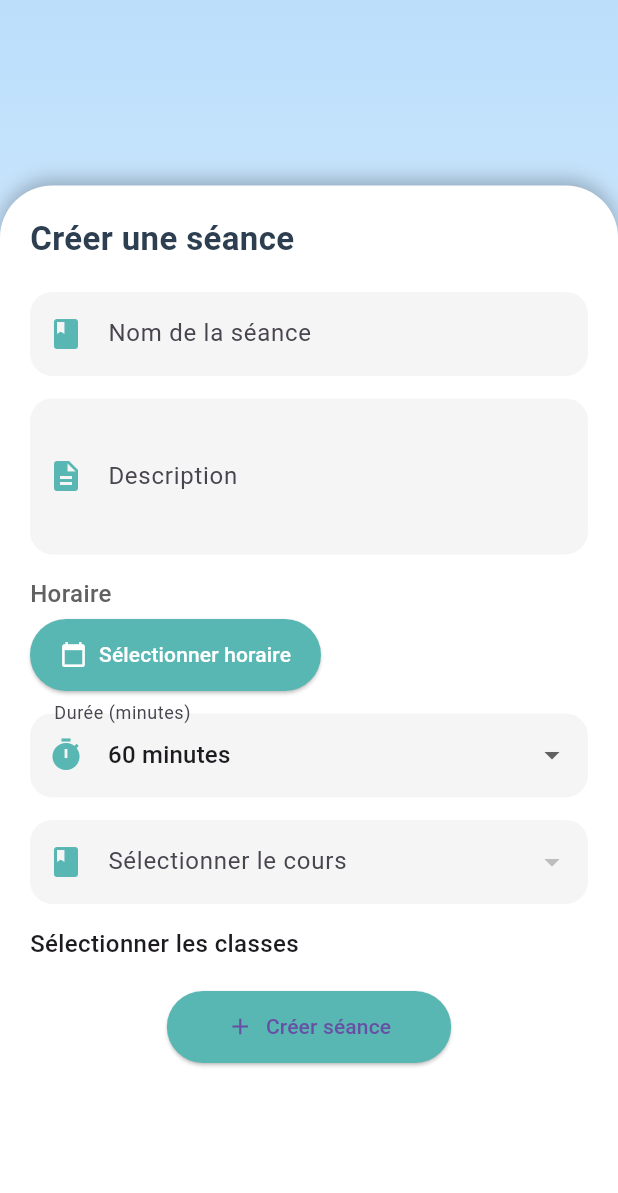
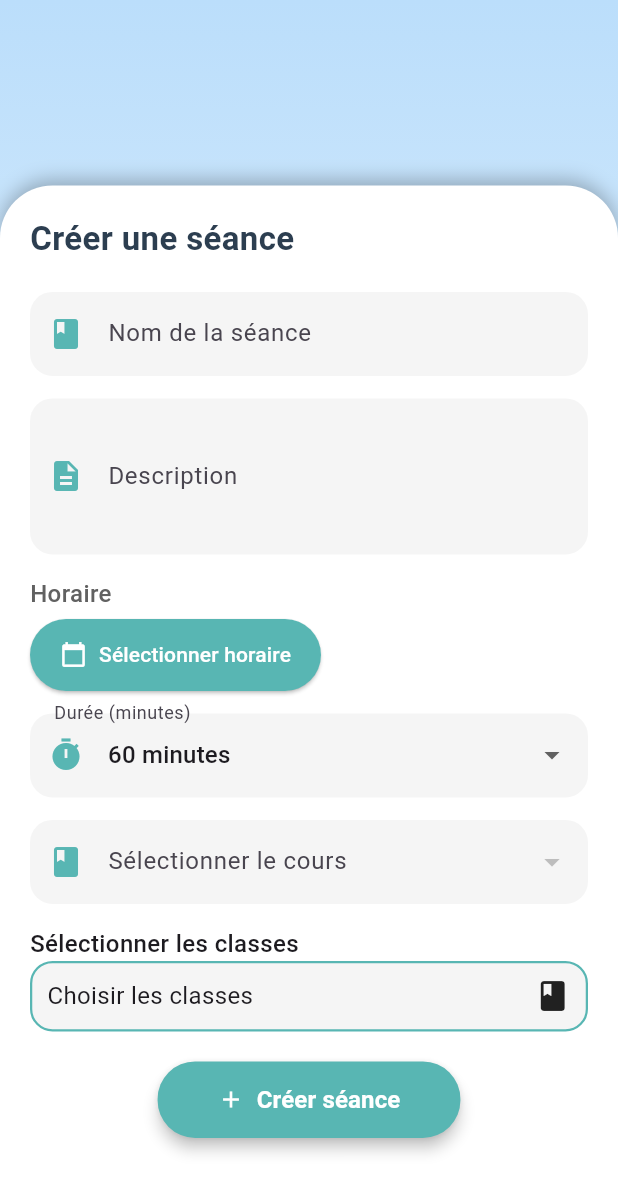
Before and after one commit to MeriemGdara/attendoProject, a Flutter app: the CreerSeancePage screen opened directly, on a phone screen of 412 x 824 dp. Shown: the top 1193 px of the screen. Run offline on Flutter 3.47's test engine with Material 3 defaults, Android fonts, the phone set to English and light mode, and no system bars; drawn by our look-alikes of multi_select_flutter; our stand-ins replace cloud_firestore, firebase_auth, firebase_core, google_fonts, video_player; accounts and stored records are empty.

Commit message:
simple modification de la page creéation de séance

```diff
--- a/lib/CreerSeancePage.dart
+++ b/lib/CreerSeancePage.dart
@@ -1,5 +1,6 @@
 import 'package:flutter/material.dart';
 import 'package:cloud_firestore/cloud_firestore.dart';
+import 'package:multi_select_flutter/multi_select_flutter.dart';
 
 import 'dashboard_enseignant.dart';
 
@@ -69,9 +70,6 @@ class _CreerSeancePageState extends State<CreerSeancePage> {
         mesClasses = classesAvecGroupes;
         _isLoading = false;
       });
-
-      // Debug
-      print("Cours récupérés: $mesCours");
     } catch (e) {
       setState(() => _isLoading = false);
       ScaffoldMessenger.of(context).showSnackBar(
@@ -272,41 +270,68 @@ class _CreerSeancePageState extends State<CreerSeancePage> {
                       ),
                       const SizedBox(height: 15),
 
-                      // Sélection multiple classes
-                      const Text(
+                      // Sélection multiple classes (menu déroulant)
+                      Text(
                         "Sélectionner les classes",
-                        style: TextStyle(fontSize: 16, fontWeight: FontWeight.w500),
+                        style: const TextStyle(fontSize: 16, fontWeight: FontWeight.w500),
                       ),
-                      ...mesClasses.map((c) => CheckboxListTile(
-                        title: Text(c['nom']),
-                        value: classesSelectionnees.contains(c['id']),
-                        onChanged: (selected) {
+
+                      MultiSelectDialogField(
+                        items: mesClasses
+                            .map((c) => MultiSelectItem<String>(c['id'], c['nom']))
+                            .toList(),
+                        title: const Text("Classes"),
+                        selectedColor: const Color(0xFF58B6B3),
+                        buttonIcon: const Icon(Icons.class_),
+                        buttonText: const Text(
+                          "Choisir les classes",
+                          style: TextStyle(fontSize: 16),
+                        ),
+                        decoration: BoxDecoration(
+                          color: Colors.grey[100],
+                          borderRadius: BorderRadius.circular(15),
+                          border: Border.all(color: const Color(0xFF58B6B3), width: 1.5),
+                        ),
+                        initialValue: classesSelectionnees,
+                        onConfirm: (values) {
                           setState(() {
-                            if (selected == true) {
-                              classesSelectionnees.add(c['id']);
-                            } else {
-                              classesSelectionnees.remove(c['id']);
-                            }
+                            classesSelectionnees = List<String>.from(values);
                           });
                         },
-                      )),
+                        validator: (values) {
+                          if (values == null || values.isEmpty) {
+                            return "Veuillez sélectionner au moins une classe";
+                          }
+                          return null;
+                        },
+                      ),
+
 
                       const SizedBox(height: 20),
                       Center(
                         child: ElevatedButton.icon(
-                          icon: const Icon(Icons.add),
-                          label: const Text("Créer séance"),
+                          icon: const Icon(Icons.add, color: Colors.white), // <-- icône blanche
+                          label: const Text(
+                            "Créer séance",
+                            style: TextStyle(
+                              color: Colors.white, // <-- texte blanc
+                              fontSize: 16,
+                              fontWeight: FontWeight.w600,
+                            ),
+                          ),
                           onPressed: _sauvegarderSeance,
                           style: ElevatedButton.styleFrom(
-                            backgroundColor: const Color(0xFF58B6B3),
-                            padding: const EdgeInsets.symmetric(
-                                horizontal: 40, vertical: 14),
+                            backgroundColor: const Color(0xFF58B6B3), // couleur du fond
+                            foregroundColor: Colors.white, // <-- couleur du texte/icône par défaut
+                            padding: const EdgeInsets.symmetric(horizontal: 40, vertical: 14),
                             shape: RoundedRectangleBorder(
                               borderRadius: BorderRadius.circular(25),
                             ),
+                            elevation: 4,
                           ),
                         ),
                       ),
+
                     ],
                   ),
                 ),
--- a/pubspec.yaml
+++ b/pubspec.yaml
@@ -40,6 +40,8 @@ dependencies:
   firebase_storage: ^13.0.3
   qr_flutter: ^4.0.0
   uuid: ^3.0.7
+  multi_select_flutter: ^4.1.3
+
 
 
 dev_dependencies:
```
Also changed, not shown: pubspec.lock.
